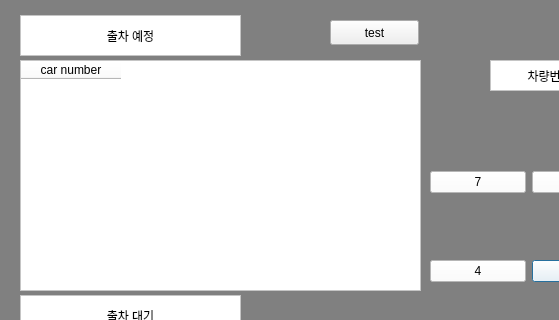
Qt form GUI/User/user_gui.ui (addinedu-ros-5th/ros-repo-5) before a commit; both pictures show x 0 to 559 and y 0 to 320 of the 750 by 550 pixel window.
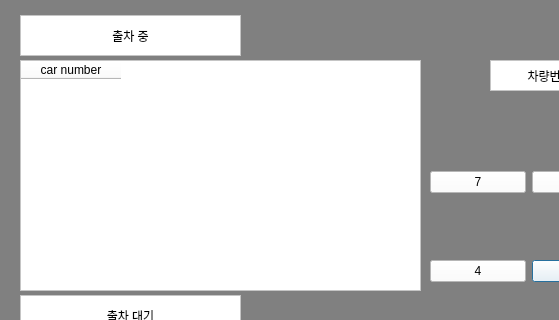
The same form after that commit.

Diff of the .ui file:
```diff
--- a/GUI/User/user_gui.ui
+++ b/GUI/User/user_gui.ui
@@ -48,7 +48,7 @@
       <enum>QFrame::StyledPanel</enum>
      </property>
      <property name="text">
-      <string>출차 예정</string>
+      <string>출차 중</string>
      </property>
      <property name="alignment">
       <set>Qt::AlignCenter</set>
@@ -275,19 +275,6 @@
       </property>
      </column>
     </widget>
-    <widget class="QPushButton" name="pbt_test">
-     <property name="geometry">
-      <rect>
-       <x>330</x>
-       <y>20</y>
-       <width>89</width>
-       <height>25</height>
-      </rect>
-     </property>
-     <property name="text">
-      <string>test</string>
-     </property>
-    </widget>
     <widget class="QLabel" name="background_color1">
      <property name="geometry">
       <rect>
```
Left out of the diff: 1 changed line with no effect on the pictures.
